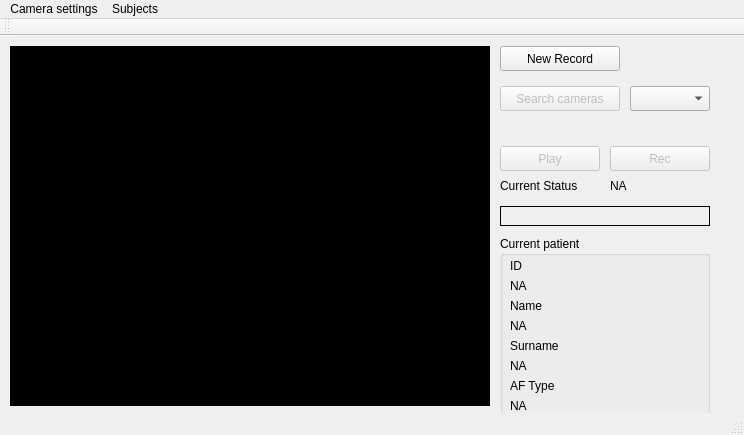
Before: the Qt Designer form camInterface/mainwindow.ui in LucaCerina/videoPPG_cameraInterface, drawn with Qt 5.
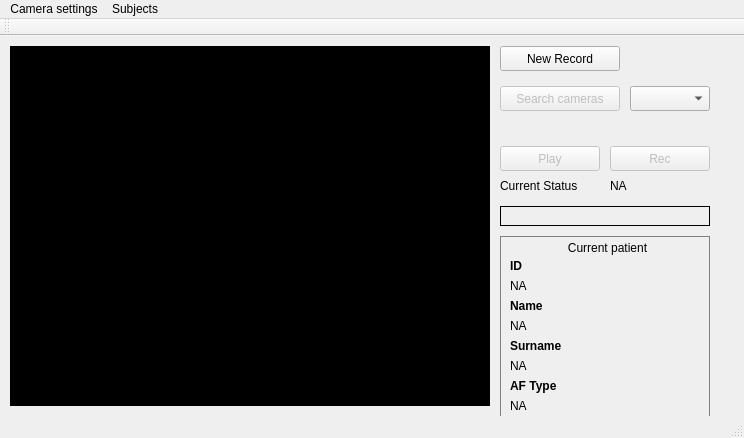
After: the same form once the commit is applied.

```diff
--- a/camInterface/mainwindow.ui
+++ b/camInterface/mainwindow.ui
@@ -7,7 +7,7 @@
     <x>0</x>
     <y>0</y>
     <width>744</width>
-    <height>435</height>
+    <height>438</height>
    </rect>
   </property>
   <property name="windowTitle">
@@ -122,9 +122,25 @@
       <x>500</x>
       <y>200</y>
       <width>210</width>
-      <height>191</height>
+      <height>181</height>
      </rect>
     </property>
+    <property name="styleSheet">
+     <string notr="true">QGroupBox
+{
+	border: 1px solid gray
+}
+
+QGroupBox::title
+{
+	subcontrol-origin: margin;
+	subcontrol-position: top center;
+	top: 5px
+
+}
+
+</string>
+    </property>
     <property name="title">
      <string>Current patient</string>
     </property>
@@ -137,6 +153,12 @@
        <height>20</height>
       </rect>
      </property>
+     <property name="font">
+      <font>
+       <weight>75</weight>
+       <bold>true</bold>
+      </font>
+     </property>
      <property name="text">
       <string>Name</string>
      </property>
@@ -150,6 +172,12 @@
        <height>20</height>
       </rect>
      </property>
+     <property name="font">
+      <font>
+       <weight>75</weight>
+       <bold>true</bold>
+      </font>
+     </property>
      <property name="text">
       <string>ID</string>
      </property>
@@ -163,6 +191,12 @@
        <height>20</height>
       </rect>
      </property>
+     <property name="font">
+      <font>
+       <weight>75</weight>
+       <bold>true</bold>
+      </font>
+     </property>
      <property name="text">
       <string>Surname</string>
      </property>
@@ -176,6 +210,12 @@
        <height>20</height>
       </rect>
      </property>
+     <property name="font">
+      <font>
+       <weight>75</weight>
+       <bold>true</bold>
+      </font>
+     </property>
      <property name="text">
       <string>AF Type</string>
      </property>
```
